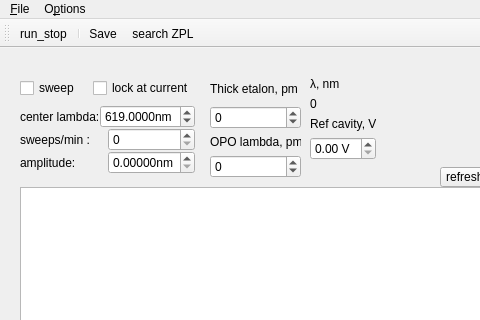
This is gui/cwave/cwavescanner.ui in Ulm-IQO/qudi as Qt 5 draws it before an edit; both pictures show x 0 to 480 and y 0 to 320 of the 878 by 780 pixel window. The edited form follows.
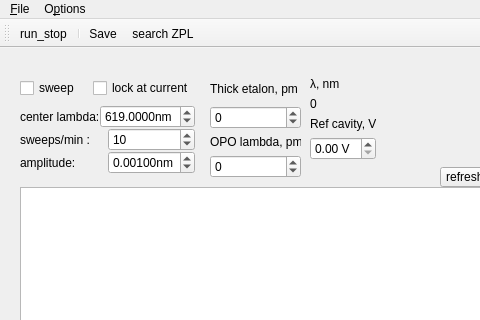
This is the edited form. Icons and pictures are not drawn. Custom widgets are drawn as their Qt base class.

Diff of the .ui file:
```diff
--- a/gui/cwave/cwavescanner.ui
+++ b/gui/cwave/cwavescanner.ui
@@ -363,6 +363,9 @@
              <property name="maximum">
               <number>100</number>
              </property>
+             <property name="value">
+           <double>10</double>
+          </property>
             </widget>
            </item>
           </layout>
@@ -393,6 +396,9 @@
              <property name="singleStep">
               <double>0.000100000000000</double>
              </property>
+             <property name="value">
+           <double>0.001000000000000</double>
+          </property>
             </widget>
            </item>
           </layout>
```
